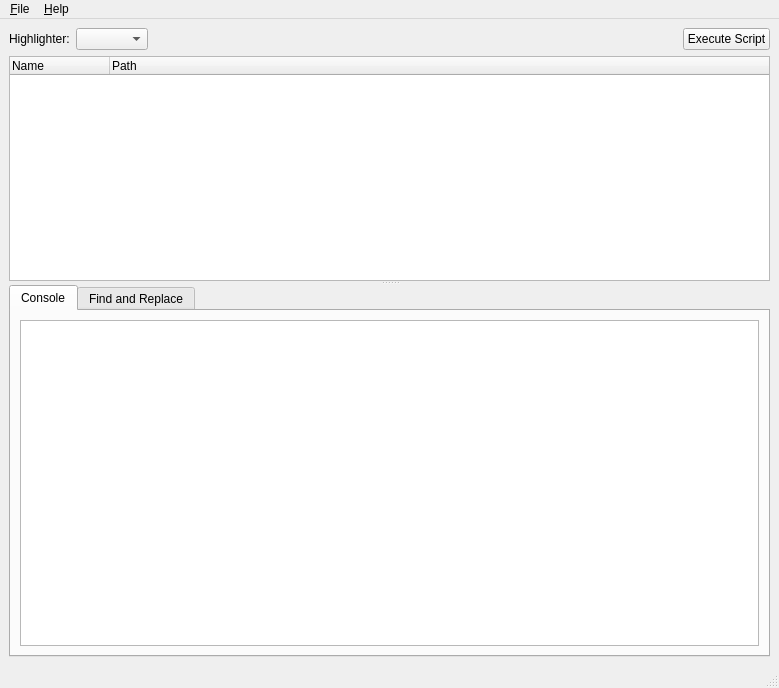
The window that core/mainwindow.ui (KmolYuan/kmol-editor) describes before a commit, drawn with Qt 5.
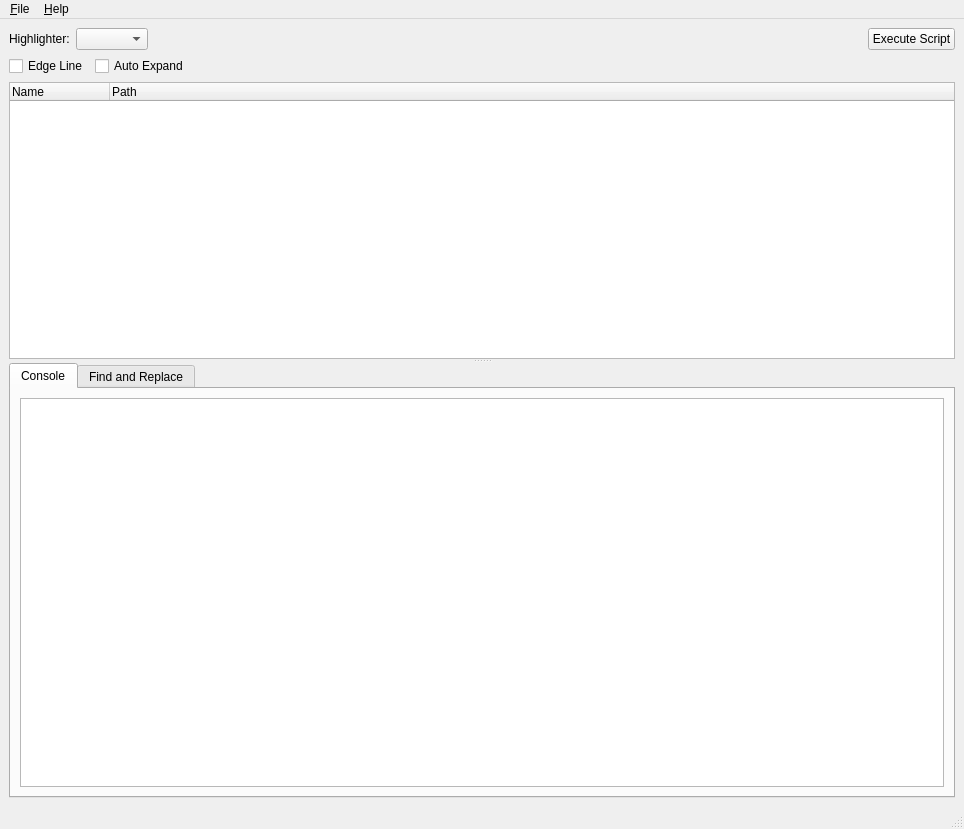
The same window after the commit. Icons and pictures are not drawn.

Patch:
```diff
--- a/core/mainwindow.ui
+++ b/core/mainwindow.ui
@@ -6,8 +6,8 @@
    <rect>
     <x>0</x>
     <y>0</y>
-    <width>779</width>
-    <height>688</height>
+    <width>964</width>
+    <height>829</height>
    </rect>
   </property>
   <property name="acceptDrops">
@@ -67,6 +67,37 @@
            </item>
           </layout>
          </item>
+         <item>
+          <layout class="QHBoxLayout" name="horizontalLayout_5">
+           <item>
+            <widget class="QCheckBox" name="edge_line_option">
+             <property name="text">
+              <string>Edge Line</string>
+             </property>
+            </widget>
+           </item>
+           <item>
+            <widget class="QCheckBox" name="auto_expand_option">
+             <property name="text">
+              <string>Auto Expand</string>
+             </property>
+            </widget>
+           </item>
+           <item>
+            <spacer name="horizontalSpacer_3">
+             <property name="orientation">
+              <enum>Qt::Horizontal</enum>
+             </property>
+             <property name="sizeHint" stdset="0">
+              <size>
+               <width>40</width>
+               <height>20</height>
+              </size>
+             </property>
+            </spacer>
+           </item>
+          </layout>
+         </item>
          <item>
           <widget class="QWidget" name="tree_widget" native="true">
            <property name="contextMenuPolicy">
@@ -279,8 +310,8 @@
     <rect>
      <x>0</x>
      <y>0</y>
-     <width>779</width>
-     <height>26</height>
+     <width>964</width>
+     <height>30</height>
     </rect>
    </property>
    <widget class="QMenu" name="menu_File">
```
Left out of the diff: 2 changed lines with no effect on the pictures.
